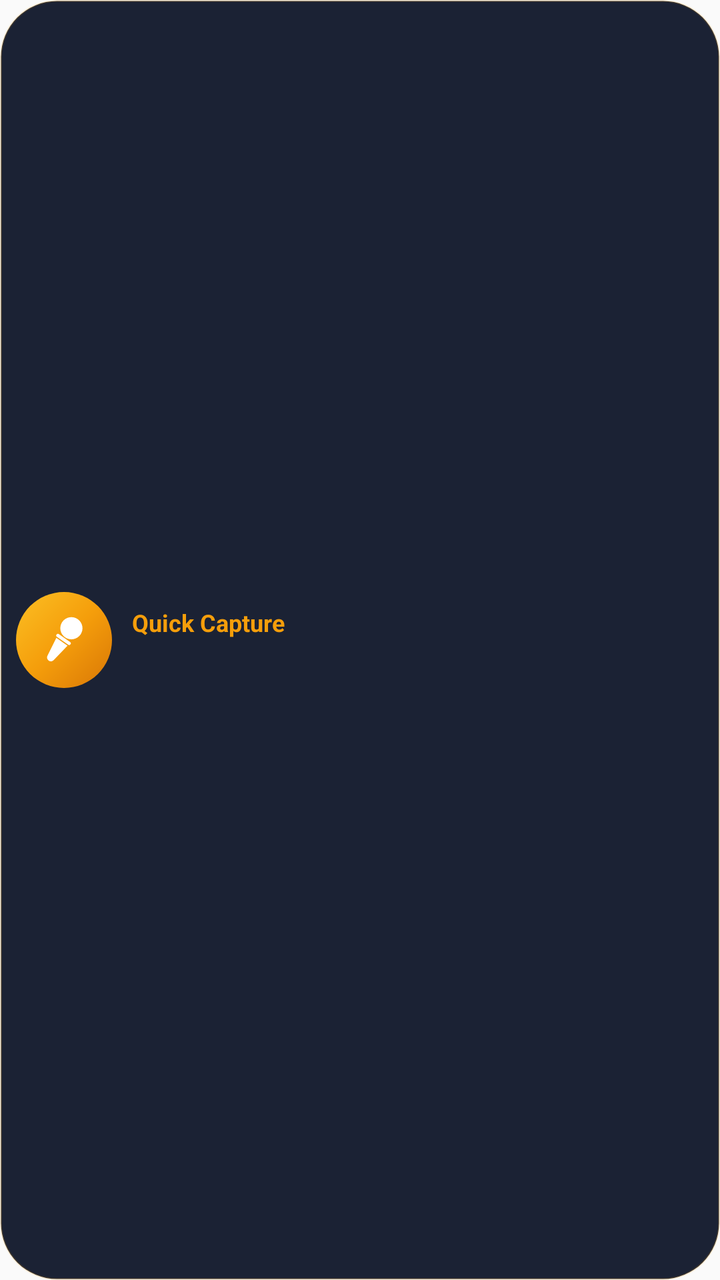
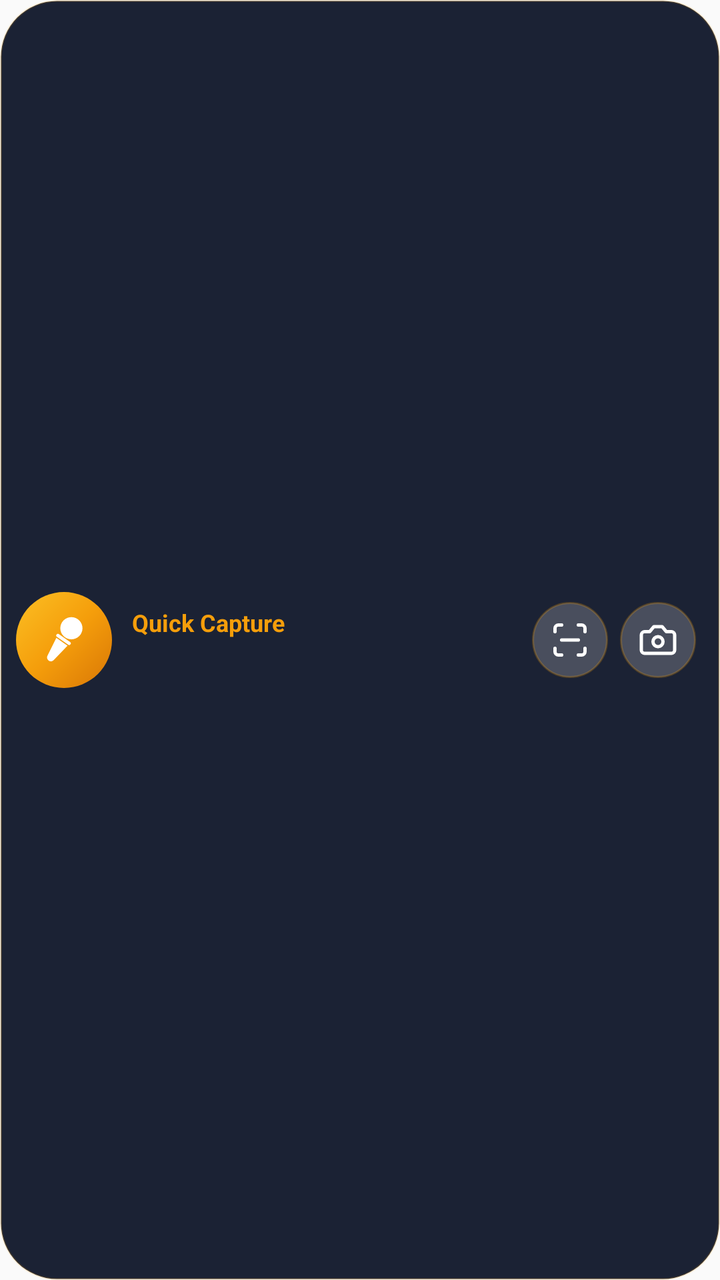

Two renders of the same Android screen: before a commit and after it. Below are the layout's source before the change and the commit's diff.
<!-- AndroidManifest.xml: application theme AppTheme -->
<!-- res/layout/widget_medium.xml -->
<?xml version="1.0" encoding="utf-8"?>
<LinearLayout xmlns:android="http://schemas.android.com/apk/res/android"
    android:id="@+id/widget_root"
    android:layout_width="match_parent"
    android:layout_height="match_parent"
    android:background="@drawable/widget_panel"
    android:gravity="center_vertical"
    android:orientation="horizontal"
    android:paddingStart="8dp"
    android:paddingEnd="12dp">

    <FrameLayout
        android:id="@+id/med_mic"
        android:layout_width="48dp"
        android:layout_height="48dp"
        android:contentDescription="Start Quick Capture">
        <ImageView
            android:id="@+id/med_mic_bg"
            android:layout_width="match_parent"
            android:layout_height="match_parent"
            android:src="@drawable/widget_bg_idle"
            android:importantForAccessibility="no" />
        <ImageView
            android:id="@+id/med_mic_icon"
            android:layout_width="26dp"
            android:layout_height="26dp"
            android:layout_gravity="center"
            android:src="@drawable/ic_mic_white"
            android:importantForAccessibility="no" />
    </FrameLayout>

    <LinearLayout
        android:id="@+id/med_text"
        android:layout_width="0dp"
        android:layout_height="wrap_content"
        android:layout_weight="1"
        android:layout_marginStart="10dp"
        android:orientation="vertical">

        <TextView
            android:id="@+id/med_title"
            android:layout_width="wrap_content"
            android:layout_height="wrap_content"
            android:maxLines="1"
            android:text="Quick Capture"
            android:textColor="#FFF59E0B"
            android:textSize="12sp"
            android:textStyle="bold" />

        <TextView
            android:id="@+id/med_status"
            android:layout_width="match_parent"
            android:layout_height="wrap_content"
            android:ellipsize="end"
            android:maxLines="1"
            android:textColor="#FFFFFFFF"
            android:textSize="13sp" />

        <LinearLayout
            android:id="@+id/med_rec_row"
            android:layout_width="wrap_content"
            android:layout_height="wrap_content"
            android:gravity="center_vertical"
            android:orientation="horizontal"
            android:visibility="gone">
            <ProgressBar
                android:layout_width="10dp"
                android:layout_height="10dp"
                android:indeterminate="true"
                android:indeterminateDrawable="@drawable/widget_pulse_dot" />
            <Chronometer
                android:id="@+id/med_chrono"
                android:layout_width="wrap_content"
                android:layout_height="wrap_content"
                android:layout_marginStart="6dp"
                android:textColor="#FFFFFFFF"
                android:textSize="13sp"
                android:textStyle="bold" />
            <TextView
                android:layout_width="wrap_content"
                android:layout_height="wrap_content"
                android:layout_marginStart="8dp"
                android:maxLines="1"
                android:text="Tap to stop"
                android:textColor="#B3FFFFFF"
                android:textSize="13sp" />
        </LinearLayout>

        <LinearLayout
            android:id="@+id/med_busy_row"
            android:layout_width="wrap_content"
            android:layout_height="wrap_content"
            android:gravity="center_vertical"
            android:orientation="horizontal"
            android:visibility="gone">
            <ProgressBar
                android:id="@+id/med_spinner"
                android:layout_width="14dp"
                android:layout_height="14dp"
                android:layout_marginEnd="6dp"
                android:indeterminate="true"
                android:indeterminateTint="#FFF59E0B" />
            <TextView
                android:id="@+id/med_busy_text"
                android:layout_width="wrap_content"
                android:layout_height="wrap_content"
                android:ellipsize="end"
                android:maxLines="1"
                android:textColor="#FFFFFFFF"
                android:textSize="13sp" />
        </LinearLayout>
    </LinearLayout>
</LinearLayout>
<!-- resources referenced by this layout -->
<resources>
  <!-- drawable ic_mic_white (drawable) -->
  <?xml version="1.0" encoding="utf-8"?>
  <vector xmlns:android="http://schemas.android.com/apk/res/android"
      xmlns:aapt="http://schemas.android.com/aapt"
      android:width="24dp" android:height="24dp"
      android:viewportWidth="1024" android:viewportHeight="1024">
      <path android:pathData="M439.13 280.32A218.32 218.32 0 1 0 875.77 280.32A218.32 218.32 0 1 0 439.13 280.32Z" android:fillColor="#FFFFFFFF"/>
      <path android:pathData="M411.51 396.84L632.08 551.28A32.75 32.75 0 0 1 640.12 596.89L640.12 596.89A32.75 32.75 0 0 1 594.51 604.93L373.94 450.49A32.75 32.75 0 0 1 365.9 404.88L365.9 404.88A32.75 32.75 0 0 1 411.51 396.84Z" android:fillColor="#FFFFFFFF"/>
      <path android:pathData="M361.42 468.37L581.99 622.82L317.24 899.41A76.41 76.41 0 0 1 192.06 811.75Z" android:fillColor="#FFFFFFFF"/>
  </vector>
  <!-- drawable widget_bg_idle (drawable) -->
  <shape xmlns:android="http://schemas.android.com/apk/res/android" android:shape="oval">
      <gradient android:angle="315" android:startColor="#FFFBBF24" android:centerColor="#FFF59E0B" android:endColor="#FFD97706"/>
  </shape>
  <!-- drawable widget_panel (drawable) -->
  <shape xmlns:android="http://schemas.android.com/apk/res/android" android:shape="rectangle">
      <solid android:color="#F20F172A"/>
      <stroke android:width="1dp" android:color="#26F59E0B"/>
      <corners android:radius="@dimen/widget_radius"/>
  </shape>
  <style name="AppTheme" parent="Theme.AppCompat.Light.DarkActionBar">
          <item name="colorPrimary">@color/colorPrimary</item>
          <item name="colorPrimaryDark">@color/colorPrimaryDark</item>
          <item name="colorAccent">@color/colorAccent</item>
      </style>
  <dimen name="widget_radius">20dp</dimen>
  <color name="colorPrimary">#0F172A</color>
  <color name="colorPrimaryDark">#0F172A</color>
  <color name="colorAccent">#F59E0B</color>
  <!-- unchanged entries left out for length: 1 -->
</resources>

<!-- the commit's change to res/layout/widget_medium.xml (unified diff, before → after) -->
@@ -110,4 +110,41 @@
                 android:textSize="13sp" />
         </LinearLayout>
     </LinearLayout>
+
+    <FrameLayout
+        android:id="@+id/med_scan"
+        android:layout_width="38dp"
+        android:layout_height="38dp"
+        android:layout_marginStart="6dp"
+        android:contentDescription="Scan a document">
+        <ImageView
+            android:layout_width="match_parent"
+            android:layout_height="match_parent"
+            android:src="@drawable/widget_bg_tool"
+            android:importantForAccessibility="no" />
+        <ImageView
+            android:layout_width="20dp"
+            android:layout_height="20dp"
+            android:layout_gravity="center"
+            android:src="@drawable/ic_scan_white"
+            android:importantForAccessibility="no" />
+    </FrameLayout>
+    <FrameLayout
+        android:id="@+id/med_camera"
+        android:layout_width="38dp"
+        android:layout_height="38dp"
+        android:layout_marginStart="6dp"
+        android:contentDescription="Photo note">
+        <ImageView
+            android:layout_width="match_parent"
+            android:layout_height="match_parent"
+            android:src="@drawable/widget_bg_tool"
+            android:importantForAccessibility="no" />
+        <ImageView
+            android:layout_width="20dp"
+            android:layout_height="20dp"
+            android:layout_gravity="center"
+            android:src="@drawable/ic_camera_white"
+            android:importantForAccessibility="no" />
+    </FrameLayout>
 </LinearLayout>
<!-- resource entries referenced after the edit -->
@@ -1,5 +1,11 @@
 <!-- resources referenced by this layout -->
 <resources>
+  <!-- drawable ic_camera_white (drawable) -->
+  <?xml version="1.0" encoding="utf-8"?>
+  <vector xmlns:android="http://schemas.android.com/apk/res/android" android:width="24dp" android:height="24dp" android:viewportWidth="24" android:viewportHeight="24">
+      <path android:strokeColor="@android:color/white" android:strokeWidth="2" android:strokeLineCap="round" android:strokeLineJoin="round" android:fillColor="#00000000"
+          android:pathData="M14.5,4h-5L7,7H4a2,2 0,0 0,-2,2v9a2,2 0,0 0,2,2h16a2,2 0,0 0,2,-2V9a2,2 0,0 0,-2,-2h-3l-2.5,-3zM9,13a3,3 0,1 0,6,0a3,3 0,1 0,-6,0"/>
+  </vector>
   <!-- drawable ic_mic_white (drawable) -->
   <?xml version="1.0" encoding="utf-8"?>
   <vector xmlns:android="http://schemas.android.com/apk/res/android"
@@ -10,9 +16,21 @@
       <path android:pathData="M411.51 396.84L632.08 551.28A32.75 32.75 0 0 1 640.12 596.89L640.12 596.89A32.75 32.75 0 0 1 594.51 604.93L373.94 450.49A32.75 32.75 0 0 1 365.9 404.88L365.9 404.88A32.75 32.75 0 0 1 411.51 396.84Z" android:fillColor="#FFFFFFFF"/>
       <path android:pathData="M361.42 468.37L581.99 622.82L317.24 899.41A76.41 76.41 0 0 1 192.06 811.75Z" android:fillColor="#FFFFFFFF"/>
   </vector>
+  <!-- drawable ic_scan_white (drawable) -->
+  <?xml version="1.0" encoding="utf-8"?>
+  <vector xmlns:android="http://schemas.android.com/apk/res/android" android:width="24dp" android:height="24dp" android:viewportWidth="24" android:viewportHeight="24">
+      <path android:strokeColor="@android:color/white" android:strokeWidth="2" android:strokeLineCap="round" android:strokeLineJoin="round" android:fillColor="#00000000"
+          android:pathData="M3,7V5a2,2 0,0 1,2,-2h2M17,3h2a2,2 0,0 1,2,2v2M21,17v2a2,2 0,0 1,-2,2h-2M7,21H5a2,2 0,0 1,-2,-2v-2M7,12h10"/>
+  </vector>
   <!-- drawable widget_bg_idle (drawable) -->
   <shape xmlns:android="http://schemas.android.com/apk/res/android" android:shape="oval">
       <gradient android:angle="315" android:startColor="#FFFBBF24" android:centerColor="#FFF59E0B" android:endColor="#FFD97706"/>
+  </shape>
+  <!-- drawable widget_bg_tool (drawable) -->
+  <?xml version="1.0" encoding="utf-8"?>
+  <shape xmlns:android="http://schemas.android.com/apk/res/android" android:shape="oval">
+      <solid android:color="#33FFFFFF"/>
+      <stroke android:width="1dp" android:color="#40F59E0B"/>
   </shape>
   <!-- drawable widget_panel (drawable) -->
   <shape xmlns:android="http://schemas.android.com/apk/res/android" android:shape="rectangle">
